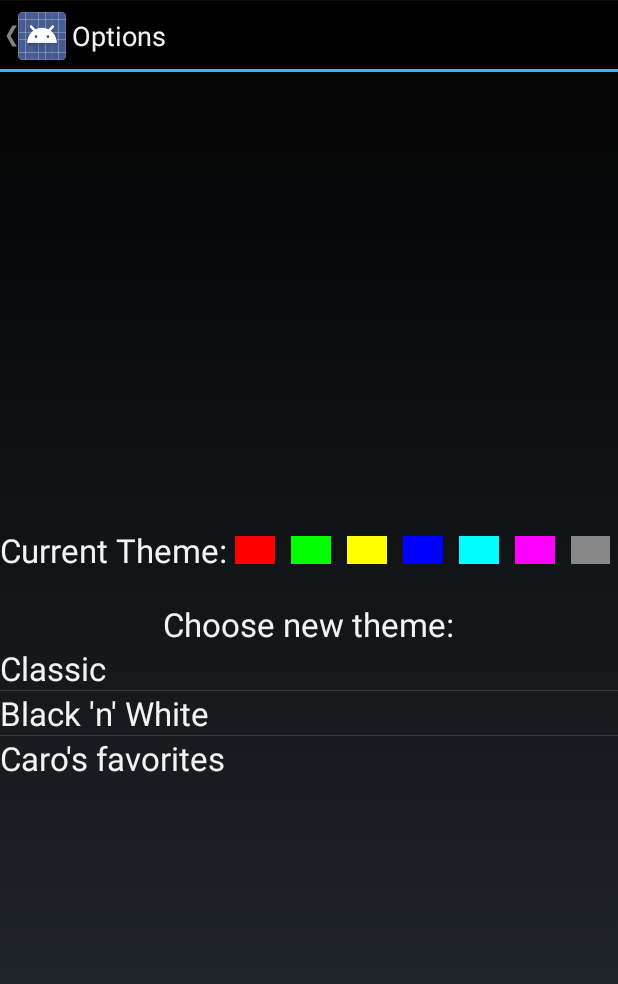
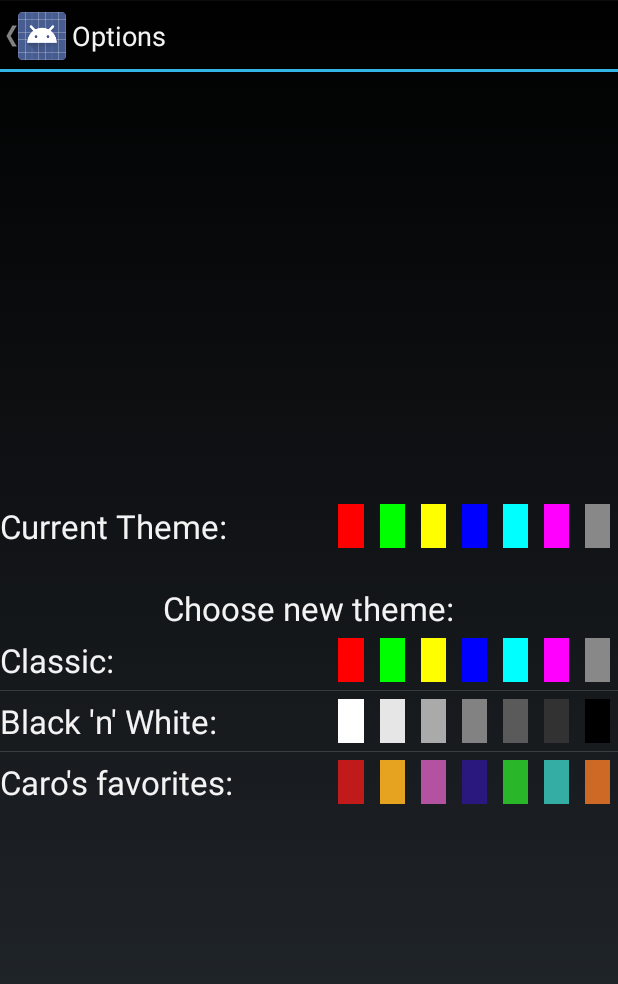
Before and after one commit to Platti/Tetris, an Android app: the OptionsActivity screen opened directly, with no data from a screen before it, on a phone screen of 412 x 824 dp. Shown: the top 984 px of the screen. Run offline under Robolectric (Android 15) with nearby library versions, the phone set to English and light mode, and no system bars.

Commit message:
update options menu

```diff
--- a/app/src/main/java/at/fhooe/mc/android/tetris/MyArrayAdapter.java
+++ b/app/src/main/java/at/fhooe/mc/android/tetris/MyArrayAdapter.java
@@ -31,7 +31,7 @@ public class MyArrayAdapter extends ArrayAdapter<ColorTheme> {
         int[] colors = colorTheme.getColors();
 
         TextView tv = (TextView) _view.findViewById(R.id.textView_name);
-        tv.setText(colorTheme.getName());
+        tv.setText(colorTheme.getName()+ ": ");
 
         ImageView iv = null;
         iv = (ImageView) _view.findViewById(R.id.imageView1);
--- a/app/src/main/res/layout/color_theme_layout.xml
+++ b/app/src/main/res/layout/color_theme_layout.xml
@@ -6,15 +6,17 @@
     <LinearLayout
         android:orientation="horizontal"
         android:layout_width="match_parent"
-        android:layout_height="wrap_content"
+        android:layout_height="40dp"
         android:layout_gravity="center_horizontal">
 
         <TextView
-            android:layout_width="wrap_content"
+            android:layout_width="match_parent"
             android:layout_height="wrap_content"
             android:textAppearance="?android:attr/textAppearanceLarge"
             android:text="Theme name:"
-            android:id="@+id/textView_name" />
+            android:id="@+id/textView_name"
+            android:layout_gravity="center_vertical"
+            android:layout_weight="0.5" />
 
         <ImageView
             android:layout_width="match_parent"
@@ -49,7 +51,8 @@
             android:layout_height="match_parent"
             android:id="@+id/imageView5"
             android:layout_weight="1"
-            android:layout_margin="5dp" />
+            android:layout_margin="5dp"
+            android:background="@color/red" />
 
         <ImageView
             android:layout_width="match_parent"
--- a/app/src/main/res/layout/options_activity.xml
+++ b/app/src/main/res/layout/options_activity.xml
@@ -13,15 +13,17 @@
         <LinearLayout
             android:orientation="horizontal"
             android:layout_width="match_parent"
-            android:layout_height="wrap_content"
+            android:layout_height="40dp"
             android:layout_gravity="center_horizontal">
 
             <TextView
-                android:layout_width="wrap_content"
+                android:layout_width="match_parent"
                 android:layout_height="wrap_content"
                 android:textAppearance="?android:attr/textAppearanceLarge"
                 android:text="@string/current_theme"
-                android:id="@+id/textView_current_colors" />
+                android:id="@+id/textView_current_colors"
+                android:layout_weight="0.5"
+                android:layout_gravity="center_vertical" />
 
             <ImageView
                 android:layout_width="match_parent"
@@ -84,8 +86,8 @@
             android:layout_gravity="center_horizontal" />
 
         <ListView
-            android:layout_width="wrap_content"
-            android:layout_height="match_parent"
+            android:layout_width="match_parent"
+            android:layout_height="wrap_content"
             android:id="@+id/listView" />
 
     </LinearLayout>
```
Also changed, not shown: app/src/main/java/at/fhooe/mc/android/tetris/OptionsActivity.java (+17 -2 lines).
